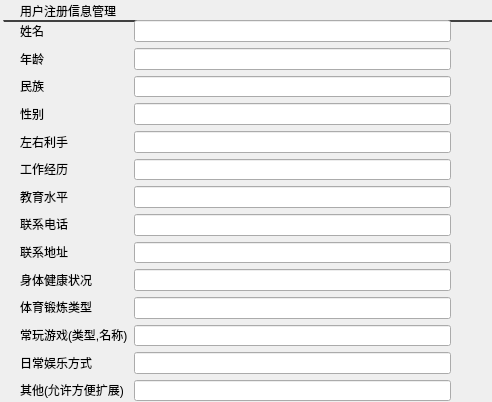
Above: register_info.ui from lqp1229226252/BCICollectSubsystem before the change. Below: the same form after it.
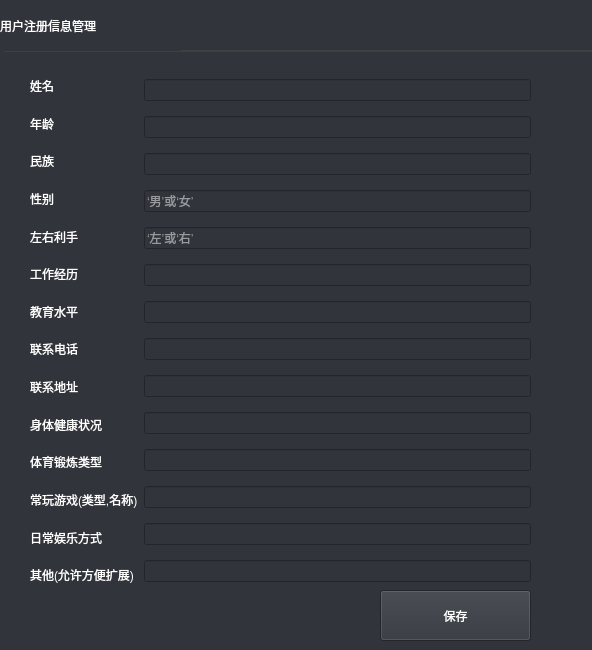
That is the form after the change.

What changed in the file:
```diff
--- a/register_info.ui
+++ b/register_info.ui
@@ -6,26 +6,35 @@
    <rect>
     <x>0</x>
     <y>0</y>
-    <width>492</width>
-    <height>402</height>
+    <width>592</width>
+    <height>650</height>
    </rect>
   </property>
   <property name="windowTitle">
    <string>Form</string>
   </property>
+  <property name="styleSheet">
+   <string notr="true">*{font: 75 14pt &quot;Arial&quot;;
+background-color: rgb(49, 52, 59);
+color: rgb(255, 255, 255);}
+
+</string>
+  </property>
   <widget class="Line" name="line">
    <property name="geometry">
     <rect>
      <x>3</x>
-     <y>20</y>
-     <width>491</width>
+     <y>50</y>
+     <width>681</width>
      <height>20</height>
     </rect>
    </property>
    <property name="font">
     <font>
-     <pointsize>9</pointsize>
-     <weight>50</weight>
+     <family>Arial</family>
+     <pointsize>14</pointsize>
+     <weight>9</weight>
+     <italic>false</italic>
      <bold>false</bold>
     </font>
    </property>
@@ -40,10 +49,10 @@
   <widget class="QLabel" name="label">
    <property name="geometry">
     <rect>
-     <x>20</x>
+     <x>0</x>
      <y>0</y>
-     <width>131</width>
-     <height>21</height>
+     <width>181</width>
+     <height>51</height>
     </rect>
    </property>
    <property name="text">
@@ -53,10 +62,10 @@
   <widget class="QWidget" name="layoutWidget">
    <property name="geometry">
     <rect>
-     <x>20</x>
-     <y>20</y>
-     <width>431</width>
-     <height>381</height>
+     <x>30</x>
+     <y>70</y>
+     <width>501</width>
+     <height>521</height>
     </rect>
    </property>
    <layout class="QHBoxLayout" name="horizontalLayout">
@@ -174,10 +183,18 @@
        <widget class="QLineEdit" name="lineEdit_nation"/>
       </item>
       <item>
-       <widget class="QLineEdit" name="lineEdit_sex"/>
+       <widget class="QLineEdit" name="lineEdit_sex">
+        <property name="placeholderText">
+         <string>‘男’或‘女’</string>
+        </property>
+       </widget>
       </item>
       <item>
-       <widget class="QLineEdit" name="lineEdit_handy"/>
+       <widget class="QLineEdit" name="lineEdit_handy">
+        <property name="placeholderText">
+         <string>‘左’或‘右’</string>
+        </property>
+       </widget>
       </item>
       <item>
        <widget class="QLineEdit" name="lineEdit_work"/>
@@ -210,6 +227,52 @@
     </item>
    </layout>
   </widget>
+  <widget class="QPushButton" name="pushButton_saveInfo">
+   <property name="geometry">
+    <rect>
+     <x>380</x>
+     <y>590</y>
+     <width>151</width>
+     <height>51</height>
+    </rect>
+   </property>
+   <property name="styleSheet">
+    <string notr="true">
+QPushButton#pushButton_register{
+	background-color: qlineargradient(spread:pad, x1:0, y1:0, x2:1, y2:0, stop:0  rgb(6, 191, 255), stop:1 rgb(44, 114, 255) );
+	color: rgb(255, 255, 255);
+	border-radius:3px;		
+	font: 12pt &quot;Adobe 黑体 Std R&quot;;
+}
+QPushButton#pushButton_register:hover{
+	background-color: qlineargradient(spread:pad, x1:0, y1:0, x2:1, y2:0, stop:0  rgb(20, 204, 255), stop:1 rgb(11, 141, 255) );
+	border-style:none;
+	border-radius:3px;
+	font: 12pt &quot;Adobe 黑体 Std R&quot;;
+}
+
+QPushButton#pushButton_register:pressed{
+	
+	background-color: qlineargradient(spread:pad, x1:0, y1:0, x2:1, y2:0, stop:0  rgb(20, 204, 255), stop:0.5 rgb(5, 191, 255), stop:1 rgb(11, 141, 255) );
+	border-style:none;
+	border-radius:3px;	
+	font: 12pt &quot;Adobe 黑体 Std R&quot;;
+}
+</string>
+   </property>
+   <property name="text">
+    <string>保存</string>
+   </property>
+   <property name="autoDefault">
+    <bool>false</bool>
+   </property>
+   <property name="default">
+    <bool>false</bool>
+   </property>
+   <property name="flat">
+    <bool>false</bool>
+   </property>
+  </widget>
  </widget>
  <resources/>
  <connections/>
```
